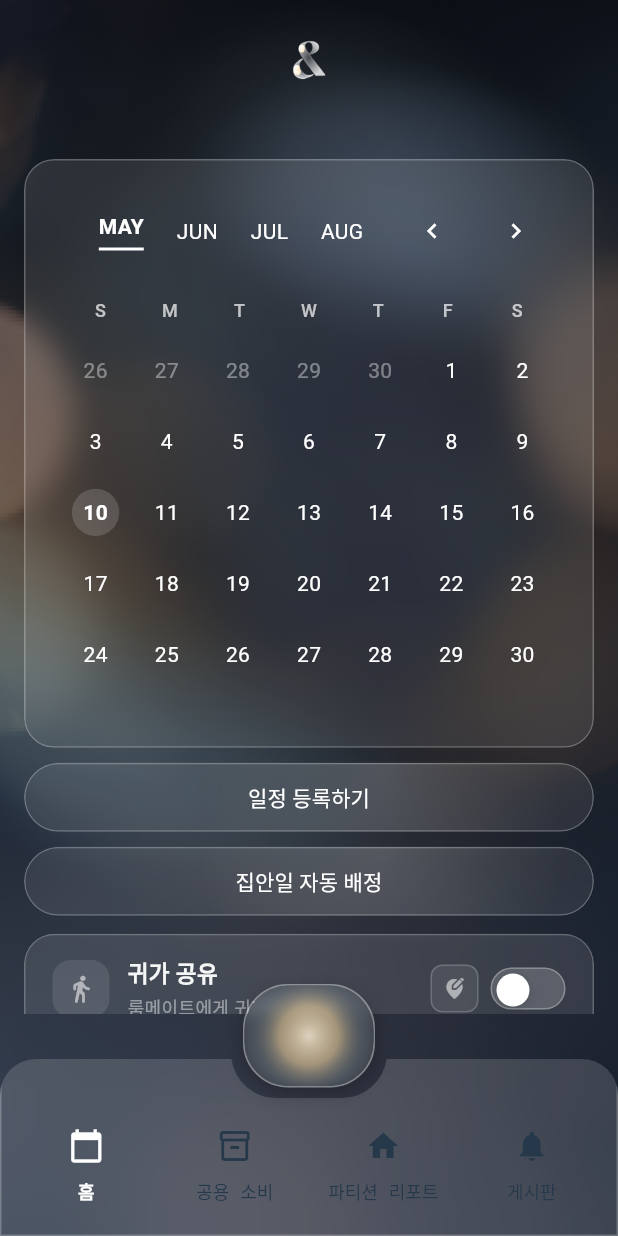
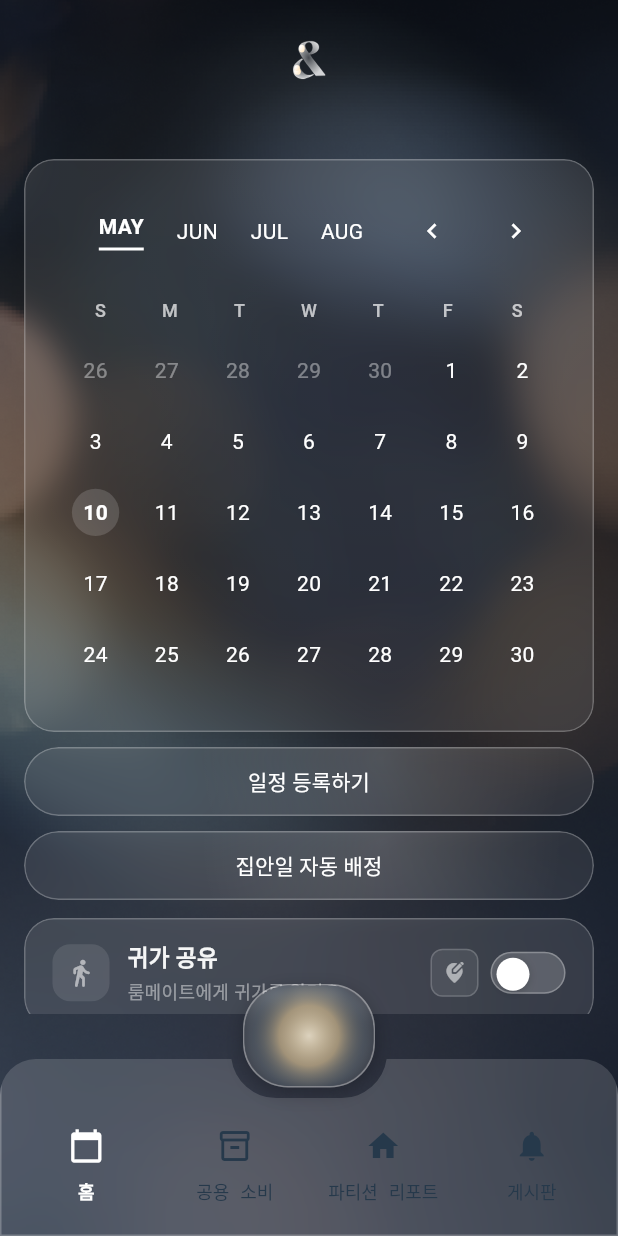
Before and after one commit to urimida/partiton-frontend, a Flutter app: the PartitionMainScreen screen opened by its route, on a phone screen of 412 x 824 dp. Run offline on Flutter 3.47's test engine with Material 3 defaults, Android fonts, the phone set to English and light mode, and no system bars; our stand-ins replace dio, firebase_core, firebase_messaging, flutter_secure_storage, flutter_svg, geocoding and 6 more; missing offline and left inert: kakao_flutter_sdk_common, kakao_flutter_sdk_user, record; accounts and stored records are empty; network calls fail; Roboto replaces fonts that are missing (Pretendard Variable).

```diff
--- a/lib/features/partition/screens/partition_home_screen.dart
+++ b/lib/features/partition/screens/partition_home_screen.dart
@@ -148,30 +148,10 @@ class _PartitionHomeScreenState extends State<PartitionHomeScreen> {
 
   // ── UI 빌드 ────────────────────────────────────────────────────────────────
 
-  /// 캘린더 높이를 콘텐츠 너비 기반으로 계산.
-  /// FrostedPanel 내부 패딩: 가로 28*2=56, 세로 24*2=48
-  /// 그리드: 6주 * 셀높이 (childAspectRatio 1:1, crossAxisSpacing 8 * 6칸)
-  /// 헤더 영역: 월 선택기(~40) + spacing(20) + 요일 레이블(~20) + spacing(12) ≈ 92
-  static double _calcCalendarHeight(double contentWidth) {
-    const double frostedH = 56.0; // 28 * 2
-    const double frostedV = 48.0; // 24 * 2
-    const double headerH = 92.0;
-    const double buffer = 16.0;
-    final double innerWidth = contentWidth - frostedH;
-    final double cellWidth = ((innerWidth - 6 * 8.0) / 7.0).clamp(28.0, double.infinity);
-    final double gridHeight = 6.0 * cellWidth;
-    return (gridHeight + headerH + frostedV + buffer).clamp(360.0, 600.0);
-  }
-
   @override
   Widget build(BuildContext context) {
     final screenWidth = MediaQuery.of(context).size.width;
-
-    // 큰 화면에서도 모바일 레이아웃처럼 보이도록 최대 너비 제한 (가운데 정렬)
-    // SingleChildScrollView의 horizontal padding 16*2=32 를 이미 제외한 너비
-    const double maxContentWidth = 448.0; // 480 - 32(padding)
-    final double contentWidth = (screenWidth - 32.0).clamp(0.0, maxContentWidth);
-    final double calendarHeight = _calcCalendarHeight(contentWidth);
+    final buttonWidth = screenWidth - 32;
 
     return Container(
       width: double.infinity,
@@ -179,9 +159,6 @@ class _PartitionHomeScreenState extends State<PartitionHomeScreen> {
       color: Colors.transparent,
       child: SingleChildScrollView(
         padding: const EdgeInsets.symmetric(horizontal: 16),
-        child: Center(
-          child: ConstrainedBox(
-            constraints: const BoxConstraints(maxWidth: maxContentWidth),
         child: Column(
           mainAxisAlignment: MainAxisAlignment.start,
           crossAxisAlignment: CrossAxisAlignment.center,
@@ -195,7 +172,7 @@ class _PartitionHomeScreenState extends State<PartitionHomeScreen> {
             const SizedBox(height: 26),
             SizedBox(
               width: double.infinity,
-                  height: calendarHeight,
+              height: 382,
               child: HomeCalendarWidget(
                 key: _calendarKey,
                 onDateSelected: _onDateSelected,
@@ -204,13 +181,13 @@ class _PartitionHomeScreenState extends State<PartitionHomeScreen> {
             const SizedBox(height: 10),
             PrimaryButton(
               label: '일정 등록하기',
-                  width: contentWidth,
+              width: buttonWidth,
               onPressed: () => _showScheduleRegistrationModal(context),
             ),
             const SizedBox(height: 10),
             PrimaryButton(
               label: '집안일 자동 배정',
-                  width: contentWidth,
+              width: buttonWidth,
               onPressed: () => _showChoreAssignmentModal(context),
             ),
             const SizedBox(height: 12),
@@ -220,8 +197,6 @@ class _PartitionHomeScreenState extends State<PartitionHomeScreen> {
             ),
             const SizedBox(height: 20),
           ],
-            ),
-          ),
         ),
       ),
     );
```
Also changed, not shown: lib/main.dart (+58 -7 lines). Lines whose indentation alone changed are shown as unchanged.
